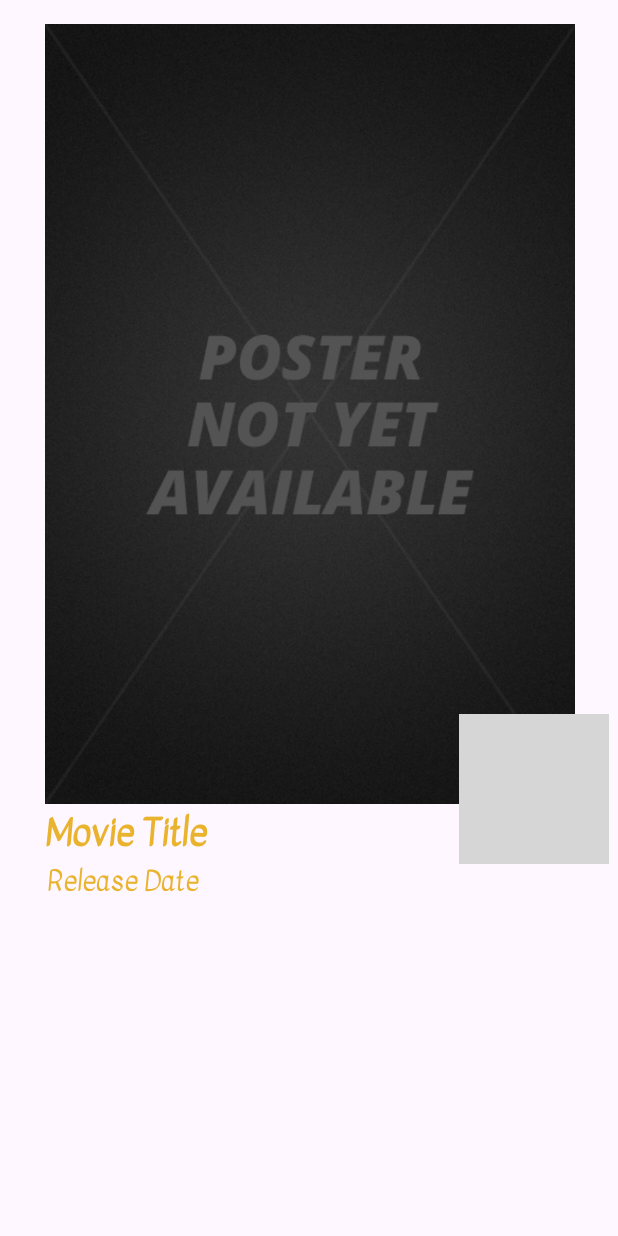
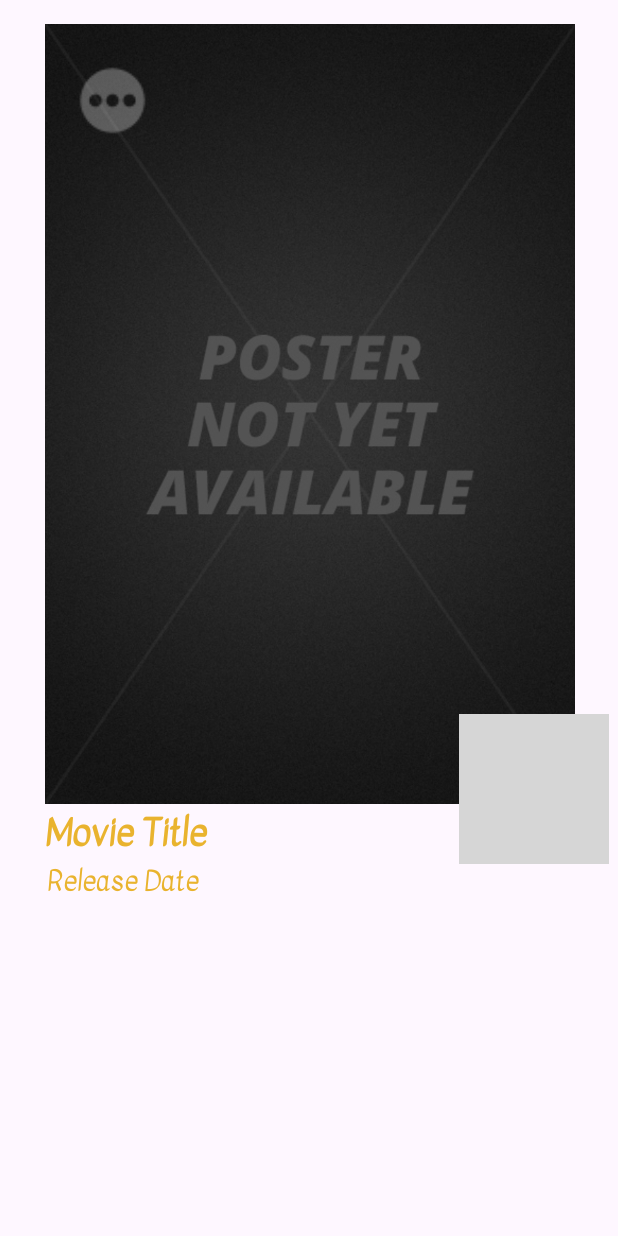
Before and after one commit to VanVoight/Filmoteka, an Android app: the fragment MovieDetailsFragment shown on its own in the app's theme, on a phone screen of 412 x 824 dp. Run offline under Robolectric (Android 15) with nearby library versions, the phone set to English and light mode, and no system bars; libraries missing offline, so code that uses them is left out: com.facebook.stetho; 3 statements that could not run were skipped; grey boxes are pictures that could not be loaded.

Commit message:
Kropkowane menu na plakatach, w przyszłości służące do dodawania filmu do ulubionych/objerzanych i wystawienia mu oceny, oraz efekt zmieniający kolor elementu po kliknięciu

```diff
--- a/app/src/main/res/layout/fragment_movie_details.xml
+++ b/app/src/main/res/layout/fragment_movie_details.xml
@@ -18,6 +18,17 @@
         app:layout_constraintTop_toTopOf="parent"
         app:layout_constraintWidth_percent="0.5"
         app:srcCompat="@drawable/placeholder_poster" />
+
+    <ImageView
+        android:id="@+id/topRightIconImageView"
+        android:layout_width="46dp"
+        android:layout_height="46dp"
+        android:layout_marginTop="28dp"
+        app:layout_constraintEnd_toEndOf="@+id/moviePosterImageView"
+        app:layout_constraintHorizontal_bias="0.263"
+        app:layout_constraintStart_toStartOf="@+id/moviePosterImageView"
+        app:layout_constraintTop_toTopOf="parent"
+        app:srcCompat="@drawable/img_dots_menu" />
 
     <FrameLayout
         android:id="@+id/FrameLayout"
```
Also changed, not shown: app/src/main/java/pl/edu/pb/filmoteka/MovieAdapter.java (+20 -0 lines), app/src/main/res/drawable-hdpi/img_dots_menu.png (added), app/src/main/res/drawable-hdpi/img_dots_menu_down.png (added), app/src/main/res/drawable-mdpi/img_dots_menu.png (added), app/src/main/res/drawable-mdpi/img_dots_menu_down.png (added), app/src/main/res/drawable-xhdpi/img_dots_menu.png (added), app/src/main/res/drawable-xhdpi/img_dots_menu_down.png (added), app/src/main/res/drawable-xxhdpi/img_dots_menu.png (added), app/src/main/res/drawable-xxhdpi/img_dots_menu_down.png (added), app/src/main/res/drawable-xxxhdpi/img_dots_menu.png (added), app/src/main/res/drawable-xxxhdpi/img_dots_menu_down.png (added).
